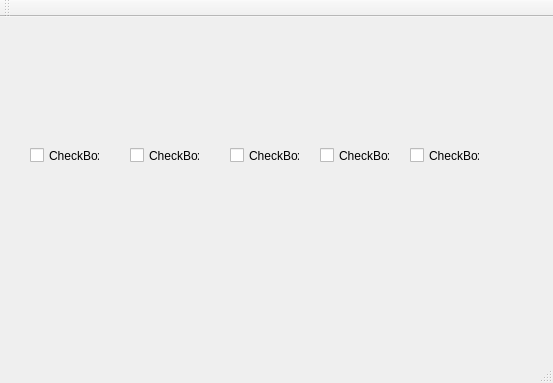
This is mainwindow.ui in baradoid/rfid-desktop-ctrl as Qt 5 draws it before an edit. The edited form follows.
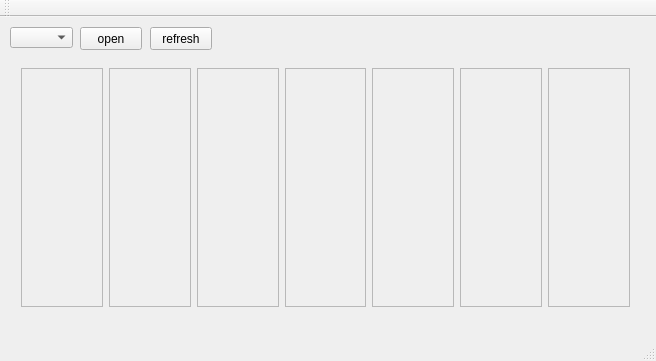
This is the edited form.

Commit message: правки

```diff
--- a/mainwindow.ui
+++ b/mainwindow.ui
@@ -6,78 +6,131 @@
    <rect>
     <x>0</x>
     <y>0</y>
-    <width>553</width>
-    <height>383</height>
+    <width>656</width>
+    <height>361</height>
    </rect>
   </property>
   <property name="windowTitle">
    <string>MainWindow</string>
   </property>
   <widget class="QWidget" name="centralWidget">
-   <widget class="QCheckBox" name="checkBox_1">
+   <widget class="QComboBox" name="comComboBox">
     <property name="geometry">
      <rect>
-      <x>30</x>
-      <y>130</y>
-      <width>70</width>
-      <height>17</height>
+      <x>10</x>
+      <y>10</y>
+      <width>63</width>
+      <height>21</height>
      </rect>
     </property>
-    <property name="text">
-     <string>CheckBox</string>
-    </property>
    </widget>
-   <widget class="QCheckBox" name="checkBox_2">
+   <widget class="QPushButton" name="pushButton_refreshCom">
     <property name="geometry">
      <rect>
-      <x>130</x>
-      <y>130</y>
-      <width>70</width>
-      <height>17</height>
+      <x>150</x>
+      <y>10</y>
+      <width>62</width>
+      <height>23</height>
      </rect>
     </property>
     <property name="text">
-     <string>CheckBox</string>
+     <string>refresh</string>
     </property>
    </widget>
-   <widget class="QCheckBox" name="checkBox_3">
+   <widget class="QPushButton" name="pushButtonComOpen">
     <property name="geometry">
      <rect>
-      <x>230</x>
-      <y>130</y>
-      <width>70</width>
-      <height>17</height>
+      <x>80</x>
+      <y>10</y>
+      <width>62</width>
+      <height>23</height>
      </rect>
     </property>
     <property name="text">
-     <string>CheckBox</string>
+     <string>open</string>
     </property>
    </widget>
-   <widget class="QCheckBox" name="checkBox_4">
+   <widget class="QWidget" name="widget" native="true">
     <property name="geometry">
      <rect>
-      <x>320</x>
-      <y>130</y>
-      <width>70</width>
-      <height>17</height>
+      <x>10</x>
+      <y>40</y>
+      <width>631</width>
+      <height>261</height>
      </rect>
     </property>
-    <property name="text">
-     <string>CheckBox</string>
-    </property>
-   </widget>
-   <widget class="QCheckBox" name="checkBox_5">
-    <property name="geometry">
-     <rect>
-      <x>410</x>
-      <y>130</y>
-      <width>70</width>
-      <height>17</height>
-     </rect>
-    </property>
-    <property name="text">
-     <string>CheckBox</string>
-    </property>
+    <layout class="QHBoxLayout" name="horizontalLayout">
+     <item>
+      <widget class="QPlainTextEdit" name="plainTextEdit_1">
+       <property name="enabled">
+        <bool>false</bool>
+       </property>
+       <property name="readOnly">
+        <bool>true</bool>
+       </property>
+      </widget>
+     </item>
+     <item>
+      <widget class="QPlainTextEdit" name="plainTextEdit_2">
+       <property name="enabled">
+        <bool>false</bool>
+       </property>
+       <property name="readOnly">
+        <bool>true</bool>
+       </property>
+      </widget>
+     </item>
+     <item>
+      <widget class="QPlainTextEdit" name="plainTextEdit_3">
+       <property name="enabled">
+        <bool>false</bool>
+       </property>
+       <property name="readOnly">
+        <bool>true</bool>
+       </property>
+      </widget>
+     </item>
+     <item>
+      <widget class="QPlainTextEdit" name="plainTextEdit_4">
+       <property name="enabled">
+        <bool>false</bool>
+       </property>
+       <property name="readOnly">
+        <bool>true</bool>
+       </property>
+      </widget>
+     </item>
+     <item>
+      <widget class="QPlainTextEdit" name="plainTextEdit_5">
+       <property name="enabled">
+        <bool>false</bool>
+       </property>
+       <property name="readOnly">
+        <bool>true</bool>
+       </property>
+      </widget>
+     </item>
+     <item>
+      <widget class="QPlainTextEdit" name="plainTextEdit_6">
+       <property name="enabled">
+        <bool>false</bool>
+       </property>
+       <property name="readOnly">
+        <bool>true</bool>
+       </property>
+      </widget>
+     </item>
+     <item>
+      <widget class="QPlainTextEdit" name="plainTextEdit_7">
+       <property name="enabled">
+        <bool>false</bool>
+       </property>
+       <property name="readOnly">
+        <bool>true</bool>
+       </property>
+      </widget>
+     </item>
+    </layout>
    </widget>
   </widget>
   <widget class="QMenuBar" name="menuBar">
```
Left out of the diff: 2 changed lines with no effect on the pictures. The commit also changes 2 other files.
